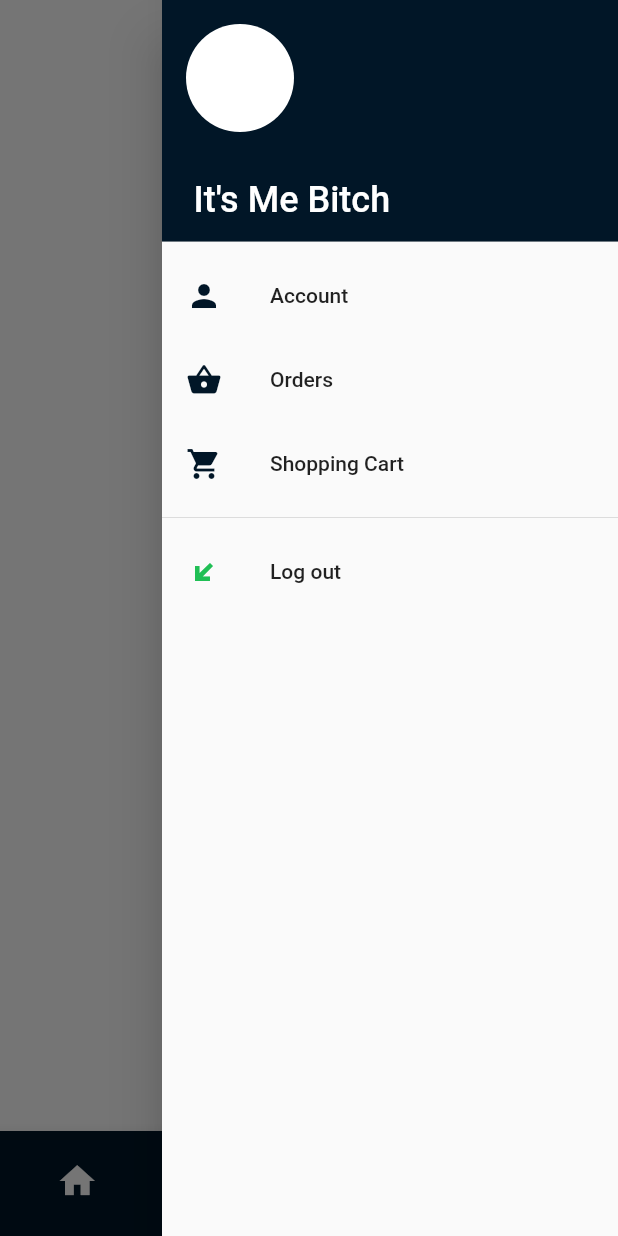
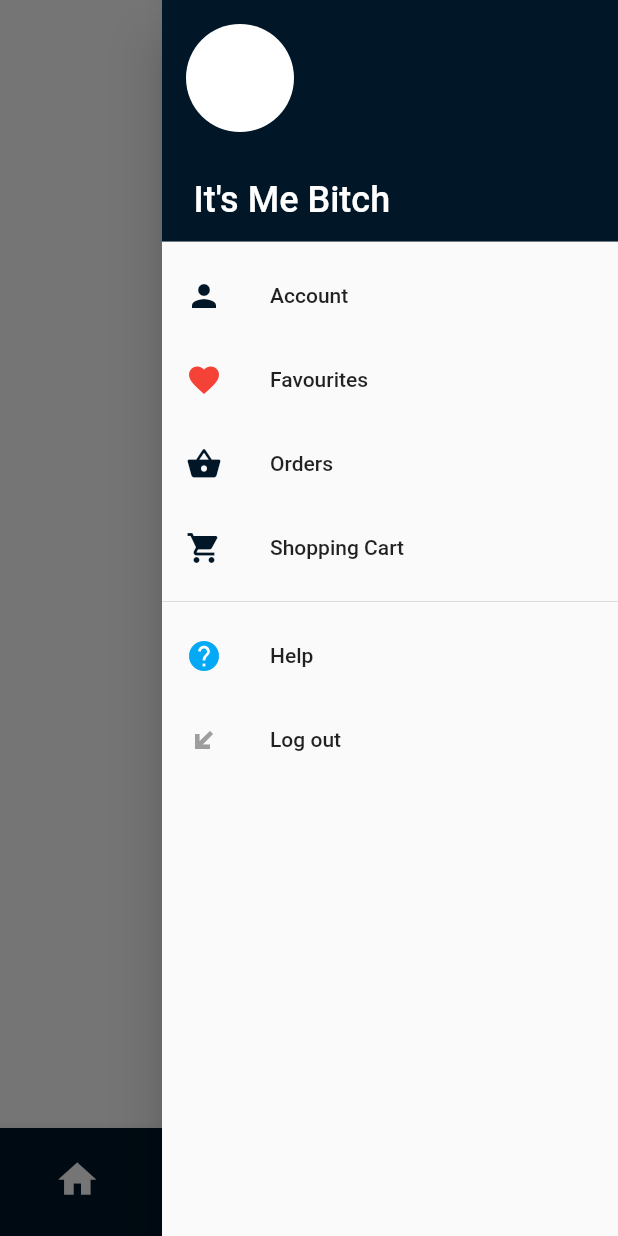
Before and after one commit to kozin00/diasynium-ushf, a Flutter app: the screen it shows after launch, item 2 of the bottom bar chosen, in the side drawer, after a tap on "Orders", on a phone screen of 412 x 824 dp. Run offline on Flutter 3.47's test engine with Material 2 defaults, Android fonts, the phone set to English and light mode, and no system bars; our stand-ins replace carousel_pro, flutter_icons, outline_material_icons.

Commit message:
UI design

```diff
--- a/lib/Home.dart
+++ b/lib/Home.dart
@@ -6,8 +6,7 @@ import 'package:carousel_pro/carousel_pro.dart';
 
 import 'package:flutter_icons/flutter_icons.dart';
 
-//enum bottomIcons { home, products, favourites }
-enum bottomIcons { products, home, inventory, profile }
+enum bottomIcons { products, home, inventory }
 
 class Home extends StatefulWidget {
   @override
@@ -18,10 +17,8 @@ class _HomeState extends State<Home> {
   GlobalKey<ScaffoldState> _scaffoldkey = new GlobalKey();
 
   var current = 0;
-  bool _showAppbar = true;
   bool isScrollingDown = false;
   bottomIcons _selectedItem = bottomIcons.home;
-  String _data = "HOME";
   Color primaryColor = Colors.white;
   Color active = Color(0xFF20BF55);
   Color inactive = Colors.white;
@@ -159,7 +156,10 @@ class _HomeState extends State<Home> {
                   children: <Widget>[
                     Text(
                       "Categories",
-                      style: TextStyle(color: Color(0xFF114B5F), fontSize: 20, fontWeight: FontWeight.bold),
+                      style: TextStyle(
+                          color: Color(0xFF114B5F),
+                          fontSize: 20,
+                          fontWeight: FontWeight.bold),
                     ),
                     SizedBox(
                       width: 270,
@@ -189,7 +189,7 @@ class _HomeState extends State<Home> {
 
   Widget navigationBar() {
     return SizedBox(
-      height: 70,
+      height: 72,
       child: BottomNavigationBar(
         items: [
           BottomNavigationBarItem(
@@ -197,8 +197,21 @@ class _HomeState extends State<Home> {
               icon: Padding(
                 padding: const EdgeInsets.only(top: 12.0),
                 child: _selectedItem == bottomIcons.home
-                    ? Icon(Icons.home, size: 28.0, color: inactive)
-                    : Icon(Icons.home, size: 28.0, color: inactive),
+                    ? Stack(
+                        children: <Widget>[
+                          Icon(Icons.home, size: 30.0, color: inactive),
+                          Positioned(
+                            child: Icon(
+                              Icons.fiber_manual_record,
+                              color: Colors.lightGreen[800],
+                              size: 16,
+                            ),
+                            top: 16,
+                            left: 16,
+                          )
+                        ],
+                      )
+                    : Icon(Icons.home, size: 30.0, color: inactive),
               ),
               title: Text('')),
           BottomNavigationBarItem(
@@ -206,8 +219,21 @@ class _HomeState extends State<Home> {
               icon: Padding(
                 padding: const EdgeInsets.only(top: 12.0),
                 child: _selectedItem == bottomIcons.inventory
-                    ? Icon(Icons.view_stream, size: 28.0, color: inactive)
-                    : Icon(Icons.view_stream, size: 28.0, color: inactive),
+                    ? Stack(
+                        children: <Widget>[
+                          Icon(Icons.view_stream, size: 30.0, color: inactive),
+                          Positioned(
+                            child: Icon(
+                              Icons.fiber_manual_record,
+                              color: Colors.lightGreen[800],
+                              size: 16,
+                            ),
+                            top: 16,
+                            left: 16,
+                          )
+                        ],
+                      )
+                    : Icon(Icons.view_stream, size: 30.0, color: inactive),
               ),
               title: Text('')),
           BottomNavigationBarItem(
@@ -215,10 +241,23 @@ class _HomeState extends State<Home> {
               icon: Padding(
                 padding: const EdgeInsets.only(top: 12.0),
                 child: _selectedItem == bottomIcons.products
-                    ? Icon(
-                        Icons.shopping_cart,
-                        size: 28.0,
-                        color: inactive,
+                    ? Stack(
+                        children: <Widget>[
+                          Icon(
+                            Icons.shopping_cart,
+                            size: 28.0,
+                            color: inactive,
+                          ),
+                          Positioned(
+                            child: Icon(
+                              Icons.fiber_manual_record,
+                              color: Colors.lightGreen[800],
+                              size: 16,
+                            ),
+                            top: 16,
+                            left: 16,
+                          )
+                        ],
                       )
                     : Icon(Icons.shopping_cart, size: 28.0, color: inactive),
               ),
@@ -227,9 +266,7 @@ class _HomeState extends State<Home> {
               backgroundColor: primaryColor,
               icon: Padding(
                 padding: const EdgeInsets.only(top: 12.0),
-                child: _selectedItem == bottomIcons.profile
-                    ? Icon(Icons.person, size: 28.0, color: inactive)
-                    : Icon(Icons.person, size: 28.0, color: inactive),
+                child: Icon(Icons.person, size: 30.0, color: inactive),
               ),
               title: Text('')),
         ],
@@ -242,37 +279,25 @@ class _HomeState extends State<Home> {
             switch (current) {
               case 0:
                 _selectedItem = bottomIcons.home;
-                _data = "Home";
                 _screen = 0;
-                _showAppbar = true;
                 _searchSelected = false;
                 isScrollingDown = false;
                 break;
-
               case 1:
                 _selectedItem = bottomIcons.inventory;
-                _data = "Catalog";
                 _screen = 1;
-                _showAppbar = true;
                 _searchSelected = false;
                 isScrollingDown = false;
-
-                break;
                 break;
               case 2:
                 _selectedItem = bottomIcons.products;
-                _data = "Products";
                 _screen = 2;
-                _showAppbar = true;
                 _searchSelected = false;
                 isScrollingDown = false;
-
                 break;
               case 3:
-                _selectedItem = bottomIcons.profile;
                 _scaffoldkey.currentState.openEndDrawer();
                 _searchSelected = true;
-                _showAppbar = true;
                 isScrollingDown = false;
                 break;
             }
@@ -321,6 +346,12 @@ class _HomeState extends State<Home> {
             InkWell(
               onTap: () {},
               child: ListTile(
+                  title: Text("Favourites"),
+                  leading: Icon(Icons.favorite, color: Colors.red)),
+            ),
+            InkWell(
+              onTap: () {},
+              child: ListTile(
                 title: Text("Orders"),
                 leading: Icon(
                   Icons.shopping_basket,
@@ -336,12 +367,21 @@ class _HomeState extends State<Home> {
               ),
             ),
             Divider(),
+
+            InkWell(
+              onTap: () {},
+              child: ListTile(
+                title: Text("Help"),
+                leading:
+                    Icon(Icons.help, color: Colors.lightBlue),
+              ),
+            ),
             InkWell(
               onTap: () {},
               child: ListTile(
                 title: Text("Log out"),
                 leading:
-                    Icon(Icons.transit_enterexit, color: Color(0xFF20BF55)),
+                Icon(Icons.transit_enterexit, color: Colors.grey),
               ),
             )
           ],
```
